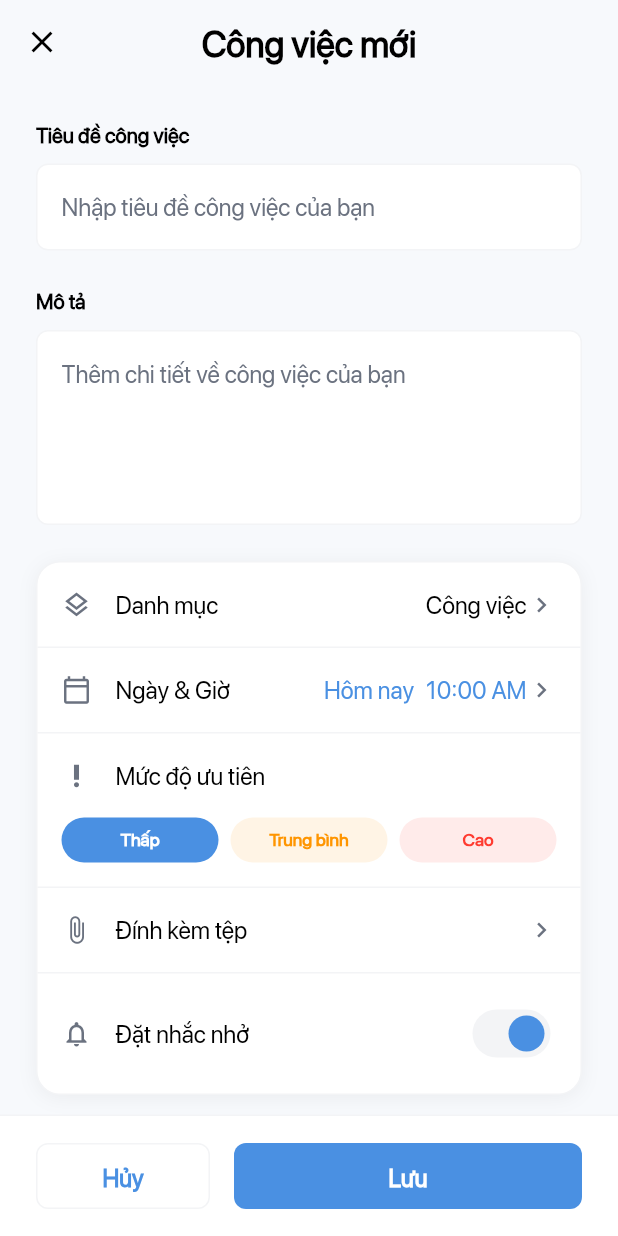
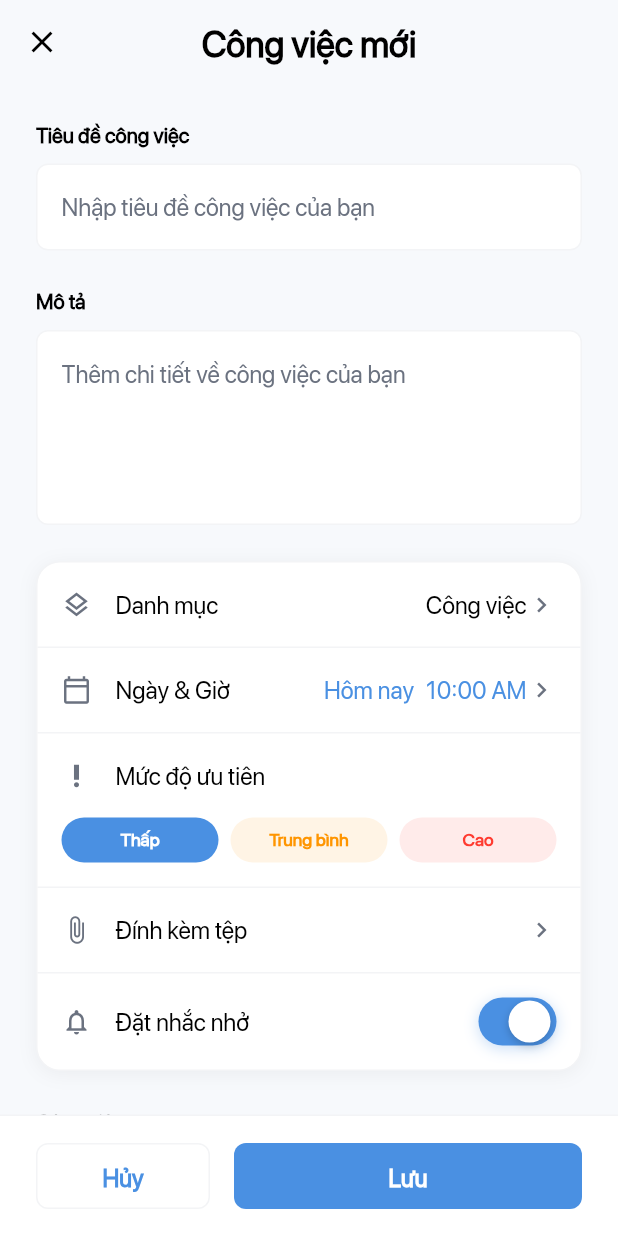
Before and after one commit to huynhkhuanit/task_management_app, a Flutter app: the AddTaskScreen screen opened directly, on a phone screen of 412 x 824 dp. Run offline on Flutter 3.47's test engine with Material 3 defaults, Android fonts, the phone set to English and light mode, and no system bars.

Commit message:
Replace Switch with custom animated switch in AddTaskScreen for enhanced UI; add styling for checkbox component to improve visual consistency.

```diff
--- a/lib/screens/add_task_screen.dart
+++ b/lib/screens/add_task_screen.dart
@@ -490,22 +490,13 @@ class _AddTaskScreenState extends State<AddTaskScreen> {
                           _buildTaskDetailItem(
                             icon: Icons.notifications_outlined,
                             label: 'Đặt nhắc nhở',
-                            trailing: Switch(
+                            trailing: _CustomAnimatedSwitch(
                               value: _reminderEnabled,
                               onChanged: (value) {
                                 setState(() {
                                   _reminderEnabled = value;
                                 });
                               },
-                              activeColor: AppColors.primary,
-                              inactiveThumbColor: AppColors.primary,
-                              inactiveTrackColor: AppColors.greyLight,
-                              trackOutlineColor:
-                                  MaterialStateProperty.resolveWith<Color>(
-                                (Set<MaterialState> states) {
-                                  return Colors.transparent;
-                                },
-                              ),
                             ),
                           ),
                         ],
@@ -712,6 +703,24 @@ class _AddTaskScreenState extends State<AddTaskScreen> {
               // TODO: Handle checkbox change
             },
             activeColor: AppColors.primary,
+            checkColor: AppColors.white,
+            fillColor: MaterialStateProperty.resolveWith<Color>(
+              (Set<MaterialState> states) {
+                if (states.contains(MaterialState.selected)) {
+                  return AppColors.primary;
+                }
+                return AppColors.white;
+              },
+            ),
+            side: BorderSide(
+              color: AppColors.greyLight,
+              width: 1,
+            ),
+            shape: RoundedRectangleBorder(
+              borderRadius: BorderRadius.circular(
+                AppDimensions.borderRadiusSmall,
+              ),
+            ),
           ),
           Expanded(
             child: Text(
@@ -738,4 +747,77 @@ class _AddTaskScreenState extends State<AddTaskScreen> {
       ),
     );
   }
+
+  Widget _CustomAnimatedSwitch({
+    required bool value,
+    required ValueChanged<bool> onChanged,
+  }) {
+    return GestureDetector(
+      onTap: () => onChanged(!value),
+      child: AnimatedContainer(
+        duration: const Duration(milliseconds: 400),
+        curve: Curves.easeInOutCubic,
+        width: 52,
+        height: 32,
+        decoration: BoxDecoration(
+          borderRadius: BorderRadius.circular(16),
+          color: value ? AppColors.primary : AppColors.greyLight,
+          boxShadow: value
+              ? [
+                  BoxShadow(
+                    color: AppColors.primary.withOpacity(0.3),
+                    blurRadius: 8,
+                    offset: const Offset(0, 2),
+                  ),
+                ]
+              : [],
+        ),
+        child: Stack(
+          children: [
+            TweenAnimationBuilder<double>(
+              key: ValueKey<bool>(value),
+              duration: const Duration(milliseconds: 400),
+              curve: Curves.easeInOutCubic,
+              tween: Tween<double>(
+                begin: value ? 2.0 : 20.0,
+                end: value ? 20.0 : 2.0,
+              ),
+              builder: (context, leftValue, child) {
+                return Positioned(
+                  left: leftValue,
+                  top: 2,
+                  child: AnimatedContainer(
+                    duration: const Duration(milliseconds: 400),
+                    curve: Curves.easeInOutCubic,
+                    width: 28,
+                    height: 28,
+                    decoration: BoxDecoration(
+                      shape: BoxShape.circle,
+                      color: AppColors.white,
+                      boxShadow: [
+                        BoxShadow(
+                          color: Colors.black.withOpacity(0.2),
+                          blurRadius: 4,
+                          offset: const Offset(0, 2),
+                        ),
+                      ],
+                    ),
+                    child: AnimatedSwitcher(
+                      duration: const Duration(milliseconds: 200),
+                      transitionBuilder: (child, animation) {
+                        return ScaleTransition(
+                          scale: animation,
+                          child: child,
+                        );
+                      },
+                    ),
+                  ),
+                );
+              },
+            ),
+          ],
+        ),
+      ),
+    );
+  }
 }
```
